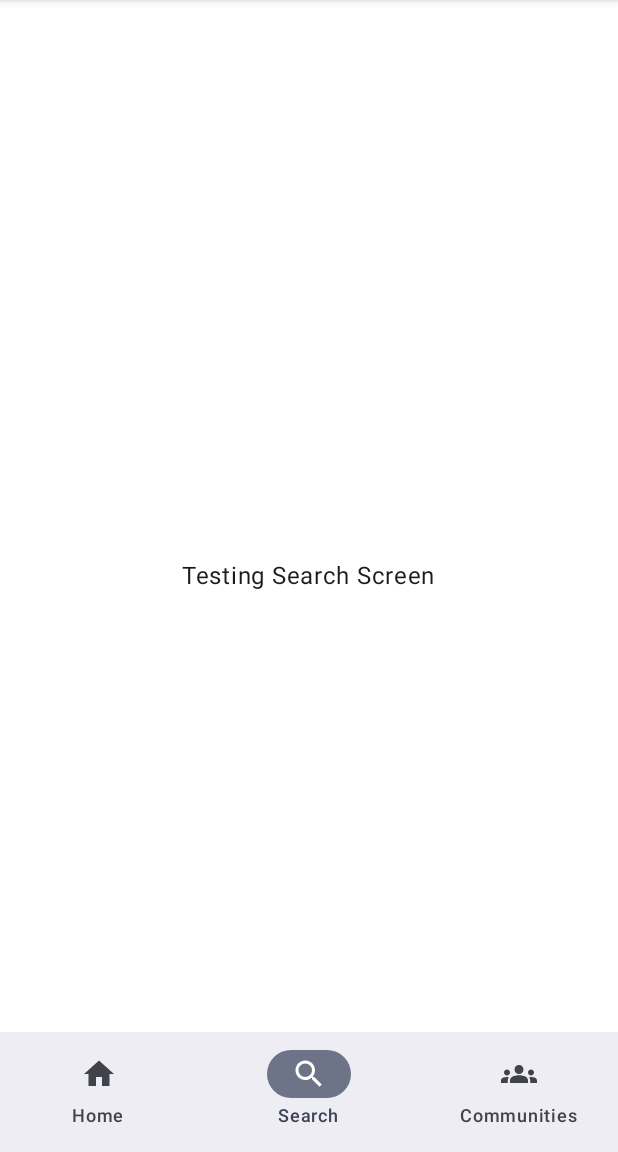
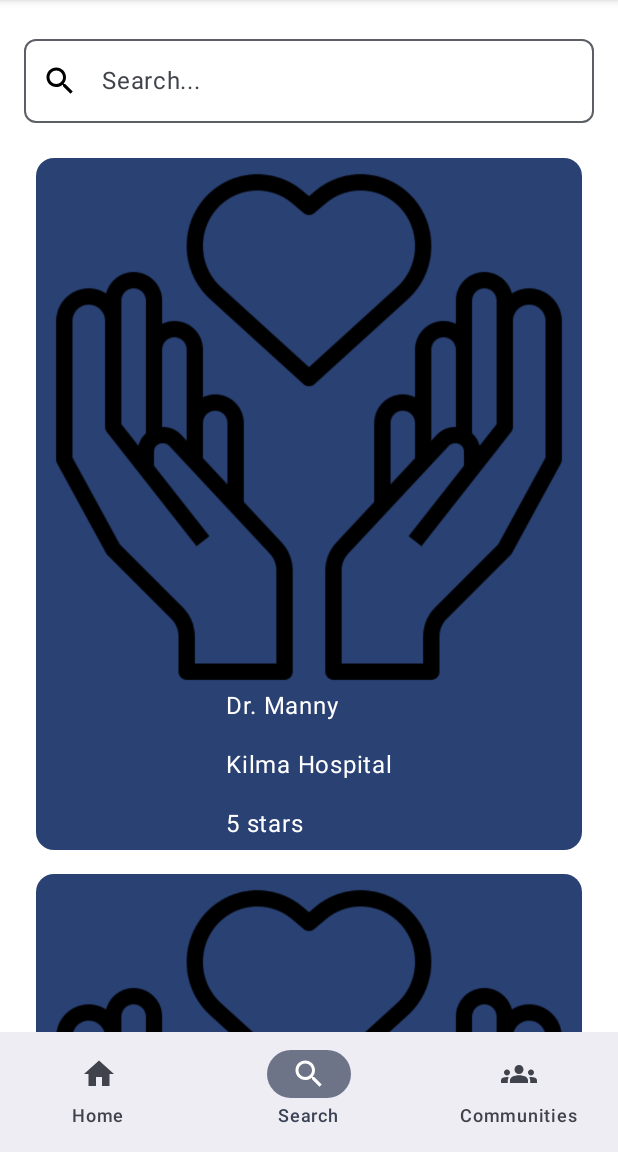
Before and after one commit to NancyN00/SaveTogether, an Android app built with Jetpack Compose: the AppBottomNavigation screen opened through its navigation route, item 2 of the bottom bar chosen, on a phone screen of 412 x 824 dp, the part 84-1236 px from its top. Run offline under Robolectric (Android 15) with nearby library versions, the phone set to English and light mode, and no system bars.

Commit message:
add search screen features

```diff
--- a/app/src/main/java/com/example/savetogether/components/searchcomponents/SearchDoctor.kt
+++ b/app/src/main/java/com/example/savetogether/components/searchcomponents/SearchDoctor.kt
@@ -1 +1,8 @@
 package com.example.savetogether.components.searchcomponents
+
+data class SearchDoctor(
+    val searchimg : Int,
+    val searchdoctorName : String,
+    val searchhospitalName: String,
+    val searchrate : String
+        )
--- /dev/null
+++ b/app/src/main/java/com/example/savetogether/components/searchcomponents/SearchDoctorCards.kt
@@ -0,0 +1,81 @@
+package com.example.savetogether.components.searchcomponents
+
+import androidx.compose.foundation.Image
+import androidx.compose.foundation.clickable
+import androidx.compose.foundation.layout.Arrangement
+import androidx.compose.foundation.layout.Box
+import androidx.compose.foundation.layout.Column
+import androidx.compose.foundation.layout.Row
+import androidx.compose.foundation.layout.Spacer
+import androidx.compose.foundation.layout.fillMaxHeight
+import androidx.compose.foundation.layout.fillMaxSize
+import androidx.compose.foundation.layout.fillMaxWidth
+import androidx.compose.foundation.layout.height
+import androidx.compose.foundation.layout.padding
+import androidx.compose.foundation.layout.width
+import androidx.compose.foundation.layout.wrapContentHeight
+import androidx.compose.foundation.shape.RoundedCornerShape
+import androidx.compose.material3.Card
+import androidx.compose.material3.CardDefaults
+import androidx.compose.material3.ExperimentalMaterial3Api
+import androidx.compose.material3.MaterialTheme
+import androidx.compose.material3.Text
+import androidx.compose.runtime.Composable
+import androidx.compose.ui.Alignment
+import androidx.compose.ui.Modifier
+import androidx.compose.ui.draw.clip
+import androidx.compose.ui.res.painterResource
+import androidx.compose.ui.unit.dp
+import com.example.savetogether.R
+
+@OptIn(ExperimentalMaterial3Api::class)
+@Composable
+fun SearchDoctorCard(
+    index: Int
+) {
+    val searchCard = SearchDoctorItem[index]
+    val searchimage = painterResource(id = R.drawable.savetogether)
+
+    Card(
+        onClick = {},
+        colors = CardDefaults.cardColors(
+            containerColor = MaterialTheme.colorScheme.primary,
+        ),
+        modifier = Modifier
+            .fillMaxWidth()
+            .padding(8.dp)
+
+    ) {
+        Column(
+            modifier = Modifier
+                .fillMaxWidth()
+                .fillMaxHeight()
+                .clickable { }
+                .padding(vertical = 5.dp, horizontal = 8.dp),
+        ) {
+
+            Row() {
+                Image(painter = searchimage, contentDescription = "Search Image")
+            }
+
+            Box(
+                modifier = Modifier.fillMaxSize(),
+                contentAlignment = Alignment.Center
+            ) {
+                Column() {
+                    Text(text = searchCard.searchdoctorName)
+
+                    Spacer(modifier = Modifier.height(15.dp))
+
+                    Text(text = searchCard.searchhospitalName)
+
+                    Spacer(modifier = Modifier.height(15.dp))
+
+                    Text(text = searchCard.searchrate)
+
+                }
+            }
+        }
+    }
+
+}
--- a/app/src/main/java/com/example/savetogether/components/searchcomponents/SearchDoctorItem.kt
+++ b/app/src/main/java/com/example/savetogether/components/searchcomponents/SearchDoctorItem.kt
@@ -1 +1,57 @@
 package com.example.savetogether.components.searchcomponents
+
+import androidx.compose.material.icons.Icons
+import com.example.savetogether.R
+
+val SearchDoctorItem: List<SearchDoctor> = listOf(
+
+    SearchDoctor(
+        searchimg = R.drawable.savetogether,
+        searchdoctorName = "Dr. Manny",
+        searchhospitalName = "Kilma Hospital",
+        searchrate = "5 stars"
+    ),
+    SearchDoctor(
+        searchimg = R.drawable.savetogether,
+        searchdoctorName = "Dr.Dam",
+        searchhospitalName = "Kilma Hospital",
+        searchrate = "5 stars"
+    ),
+    SearchDoctor(
+        searchimg = R.drawable.savetogether,
+        searchdoctorName = "Dr. Kunis",
+        searchhospitalName = "Kilma Hospital",
+        searchrate = "5 stars"
+    ),
+    SearchDoctor(
+        searchimg = R.drawable.savetogether,
+        searchdoctorName = "Dr. Ancy",
+        searchhospitalName = "Kilma Hospital",
+        searchrate = "5 stars"
+    ),
+    SearchDoctor(
+        searchimg = R.drawable.savetogether,
+        searchdoctorName = "Dr. Perry",
+        searchhospitalName = "Kilma Hospital",
+        searchrate = "5 stars"
+    ),
+    SearchDoctor(
+        searchimg = R.drawable.savetogether,
+        searchdoctorName = "Dr. Kerry",
+        searchhospitalName = "Kilma Hospital",
+        searchrate = "5 stars"
+    ),
+    SearchDoctor(
+        searchimg = R.drawable.savetogether,
+        searchdoctorName = "Dr. Manny",
+        searchhospitalName = "Kilma Hospital",
+        searchrate = "5 stars"
+    ),
+    SearchDoctor(
+        searchimg = R.drawable.savetogether,
+        searchdoctorName = "Dr. Kerry",
+        searchhospitalName = "Kilma Hospital",
+        searchrate = "5 stars"
+    )
+
+)
--- a/app/src/main/java/com/example/savetogether/components/searchcomponents/SearchDoctorLazyColumn.kt
+++ /dev/null
@@ -1 +0,0 @@
-package com.example.savetogether.components.searchcomponents
--- a/app/src/main/java/com/example/savetogether/components/searchcomponents/SearchScreenDetails.kt
+++ b/app/src/main/java/com/example/savetogether/components/searchcomponents/SearchScreenDetails.kt
@@ -1,3 +1,56 @@
 package com.example.savetogether.components.searchcomponents
 
+import android.widget.Toast
+import androidx.compose.foundation.layout.Box
+import androidx.compose.foundation.layout.fillMaxWidth
+import androidx.compose.foundation.text.BasicTextField
+import androidx.compose.material.Icon
+import androidx.compose.material.IconButton
+import androidx.compose.material.icons.Icons
+import androidx.compose.material.icons.filled.Person
+import androidx.compose.material.icons.filled.Search
+import androidx.compose.material3.OutlinedTextField
+import androidx.compose.runtime.Composable
+import androidx.compose.runtime.getValue
+import androidx.compose.runtime.mutableStateOf
+import androidx.compose.runtime.remember
+import androidx.compose.runtime.setValue
+import androidx.compose.ui.Modifier
+import androidx.compose.ui.platform.LocalContext
+import androidx.compose.ui.res.stringResource
+import androidx.compose.ui.tooling.preview.Preview
+import com.example.savetogether.R
+import com.example.savetogether.components.authcomponents.InputContent
+import kotlinx.coroutines.flow.MutableStateFlow
+
 //the search component in the middle and then input the SearchDoctorLazyColumn in here.
+@Composable
+fun SearchScreenDetails(){
+
+    var search by remember { mutableStateOf("") }
+    val context = LocalContext.current
+
+
+    Box(modifier = Modifier.fillMaxWidth()){
+
+        InputContent(
+            value = search,
+            placeholder = "Search...",
+            onValueChange = {search = it},
+            leadingIcon = {
+                IconButton(onClick = { Toast.makeText(context, "Search clicked", Toast.LENGTH_SHORT).show() }) {
+                    Icon(Icons.Default.Search, contentDescription = "Search Icon")
+                }
+
+            }
+        )
+
+
+    }
+}
+
+@Composable
+@Preview
+fun SearchScreenDetailsPreview(){
+    SearchScreenDetails()
+}
--- a/app/src/main/java/com/example/savetogether/mainscreens/SearchScreen.kt
+++ b/app/src/main/java/com/example/savetogether/mainscreens/SearchScreen.kt
@@ -1,21 +1,56 @@
 package com.example.savetogether.mainscreens
 
 import androidx.compose.foundation.layout.Box
+import androidx.compose.foundation.layout.Column
+import androidx.compose.foundation.layout.Spacer
 import androidx.compose.foundation.layout.fillMaxSize
-import androidx.compose.material3.Text
+import androidx.compose.foundation.layout.fillMaxWidth
+import androidx.compose.foundation.layout.height
+import androidx.compose.foundation.layout.padding
+import androidx.compose.foundation.lazy.LazyColumn
 import androidx.compose.runtime.Composable
-import androidx.compose.ui.Alignment
 import androidx.compose.ui.Modifier
+import androidx.compose.ui.tooling.preview.Preview
+import androidx.compose.ui.unit.dp
+import com.example.savetogether.components.searchcomponents.SearchDoctorCard
+import com.example.savetogether.components.searchcomponents.SearchDoctorItem
+import com.example.savetogether.components.searchcomponents.SearchScreenDetails
 
 @Composable
-fun SearchScreen(){
+fun SearchScreen() {
+    Box(
+        modifier = Modifier
+            .fillMaxSize()
+    )
+    {
+        Column(
+            modifier = Modifier
+                .fillMaxWidth()
+                .padding(16.dp)
+        ) {
+            Spacer(modifier = Modifier.height(10.dp))
 
-    Box(modifier = Modifier
-        .fillMaxSize(),
-        contentAlignment = Alignment.Center)
-    {
-        Text(text = "Testing Search Screen")
+            SearchScreenDetails()
+
+            Spacer(modifier = Modifier.height(15.dp))
+
+            LazyColumn {
+                items(SearchDoctorItem.size) { searchItem ->
+                    SearchDoctorCard(index = searchItem)
+
+                }
+            }
+
+
+        }
+
+
     }
 }
 
-//input the functionality
+@Preview
+@Composable
+fun SearchScreenPreview() {
+    SearchScreen()
+
+}
```
